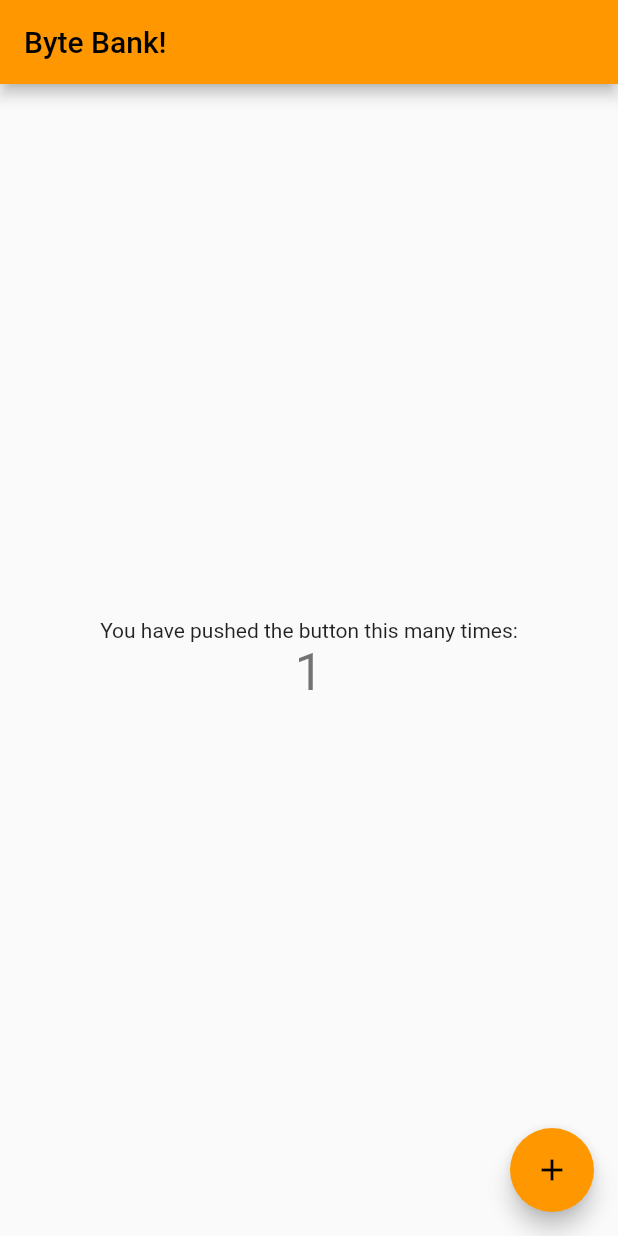
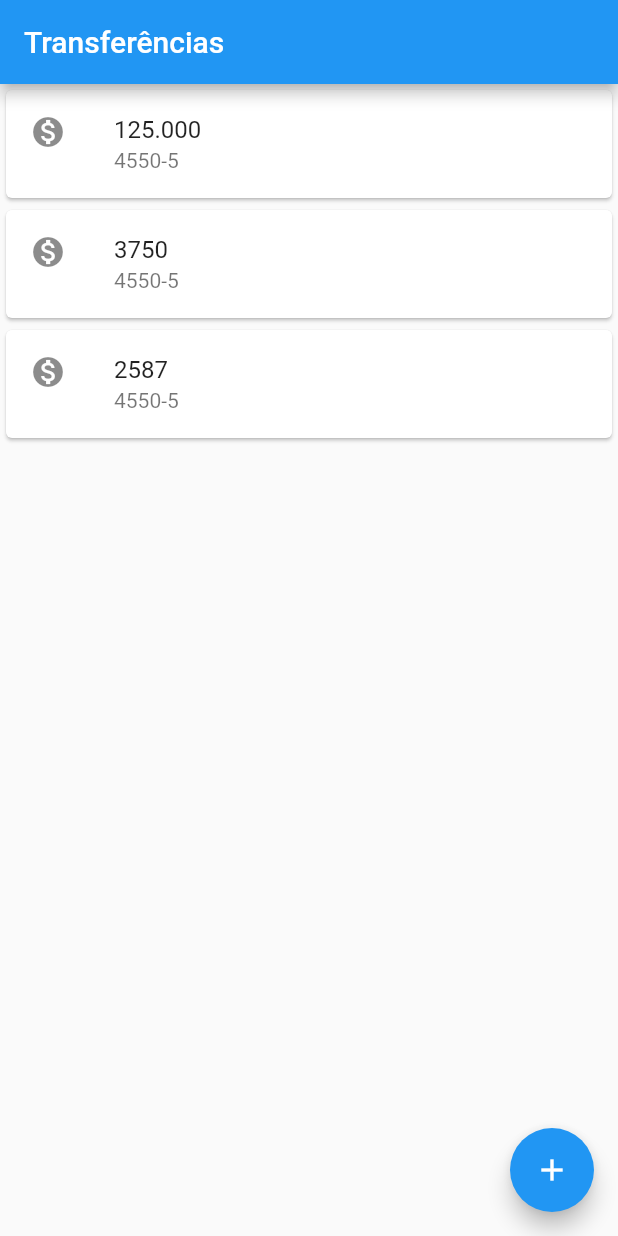
Before and after one commit to sr-lake/Flutter, a Flutter app: the screen it shows after launch, after a tap on the "add" icon, on a phone screen of 412 x 824 dp. Run offline on Flutter 3.47's test engine with Material 2 defaults, Android fonts, the phone set to English and light mode, and no system bars.

Commit message:
Up 01 BK
Primeira estruturação usando Widget Stateless. Pagina de transferência  do APP bancario.

```diff
--- a/bank/bytebank/lib/main.dart
+++ b/bank/bytebank/lib/main.dart
@@ -1,115 +1,51 @@
 import 'package:flutter/material.dart';
 
 void main() {
-	runApp(const MyApp());
+  runApp(
+    MaterialApp(
+      home: Scaffold(
+        body: TransfList(),
+appBar: AppBar(
+          title: Text('Transferências'),),
+                   floatingActionButton: FloatingActionButton(
+          onPressed: () {  },
+          child: Icon(Icons.add),
+      ),
+    ),
+  ));
+
 }
 
-class MyApp extends StatelessWidget {
-	const MyApp({Key? key}) : super(key: key);
+class TransfList extends StatelessWidget {
 
-	// This widget is the root of your application.
-	@override
-	Widget build(BuildContext context) {
-		return MaterialApp(
-			title: 'Flutter Demo',
-			theme: ThemeData(
-				// This is the theme of your application.
-				//
-				// Try running your application with "flutter run". You'll see the
-				// application has a blue toolbar. Then, without quitting the app, try
-				// changing the primarySwatch below to Colors.green and then invoke
-				// "hot reload" (press "r" in the console where you ran "flutter run",
-				// or simply save your changes to "hot reload" in a Flutter IDE).
-				// Notice that the counter didn't reset back to zero; the application
-				// is not restarted.
-				primarySwatch: Colors.orange,
-			),
-			home: const MyHomePage(title: 'Byte Bank!'),
-		);
-	}
+      TransfList({Key? key}) : super(key: key);
+
+  @override
+  Widget build(BuildContext context) {
+    return Column(
+      children: <Widget>[
+        Card(
+          child: ListTile(
+            leading: Icon(Icons.monetization_on),
+            title: Text('125.000'),
+            subtitle: Text('4550-5'),
+          ),
+        ),
+        Card(
+          child: ListTile(
+            leading: Icon(Icons.monetization_on),
+            title: Text('3750'),
+            subtitle: Text('4550-5'),
+          ),
+        ),
+        Card(
+          child: ListTile(
+            leading: Icon(Icons.monetization_on),
+            title: Text('2587'),
+            subtitle: Text('4550-5'),
+          ),
+        ),
+      ],
+    );
+  }
 }
-
-class MyHomePage extends StatefulWidget {
-	const MyHomePage({Key? key, required this.title}) : super(key: key);
-
-	// This widget is the home page of your application. It is stateful, meaning
-	// that it has a State object (defined below) that contains fields that affect
-	// how it looks.
-
-	// This class is the configuration for the state. It holds the values (in this
-	// case the title) provided by the parent (in this case the App widget) and
-	// used by the build method of the State. Fields in a Widget subclass are
-	// always marked "final".
-
-	final String title;
-
-	@override
-	State<MyHomePage> createState() => _MyHomePageState();
-}
-
-class _MyHomePageState extends State<MyHomePage> {
-	int _counter = 0;
-
-	void _incrementCounter() {
-		setState(() {
-			// This call to setState tells the Flutter framework that something has
-			// changed in this State, which causes it to rerun the build method below
-			// so that the display can reflect the updated values. If we changed
-			// _counter without calling setState(), then the build method would not be
-			// called again, and so nothing would appear to happen.
-			_counter++;
-		});
-	}
-
-	@override
-	Widget build(BuildContext context) {
-		// This method is rerun every time setState is called, for instance as done
-		// by the _incrementCounter method above.
-		//
-		// The Flutter framework has been optimized to make rerunning build methods
-		// fast, so that you can just rebuild anything that needs updating rather
-		// than having to individually change instances of widgets.
-		return Scaffold(
-			appBar: AppBar(
-				// Here we take the value from the MyHomePage object that was created by
-				// the App.build method, and use it to set our appbar title.
-				title: Text(widget.title),
-			),
-			body: Center(
-				// Center is a layout widget. It takes a single child and positions it
-				// in the middle of the parent.
-				child: Column(
-					// Column is also a layout widget. It takes a list of children and
-					// arranges them vertically. By default, it sizes itself to fit its
-					// children horizontally, and tries to be as tall as its parent.
-					//
-					// Invoke "debug painting" (press "p" in the console, choose the
-					// "Toggle Debug Paint" action from the Flutter Inspector in Android
-					// Studio, or the "Toggle Debug Paint" command in Visual Studio Code)
-					// to see the wireframe for each widget.
-					//
-					// Column has various properties to control how it sizes itself and
-					// how it positions its children. Here we use mainAxisAlignment to
-					// center the children vertically; the main axis here is the vertical
-					// axis because Columns are vertical (the cross axis would be
-					// horizontal).
-					mainAxisAlignment: MainAxisAlignment.center,
-					children: <Widget>[
-						const Text(
-							'You have pushed the button this many times:',
-						),
-						Text(
-							'$_counter',
-							style: Theme.of(context).textTheme.headline4,
-						),
-					],
-				),
-			),
-			floatingActionButton: FloatingActionButton(
-				onPressed: _incrementCounter,
-				tooltip: 'Increment',
-				child: const Icon(Icons.add),
-			), // This trailing comma makes auto-formatting nicer for build methods.
-		);
-	}
-}
```
